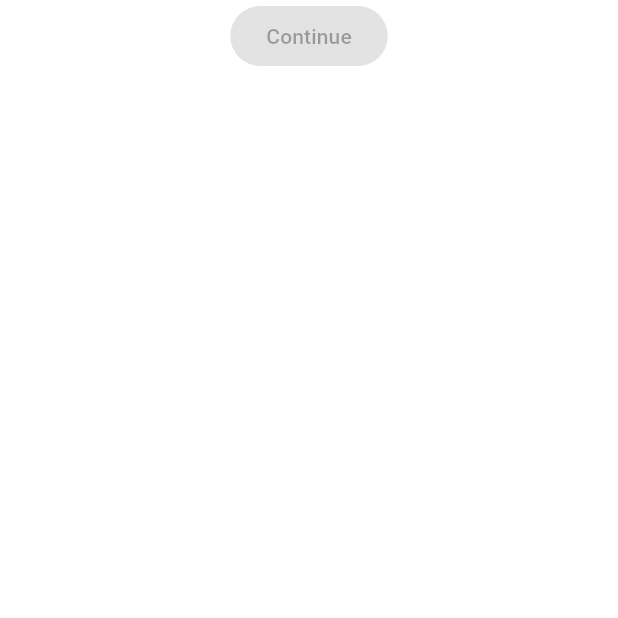
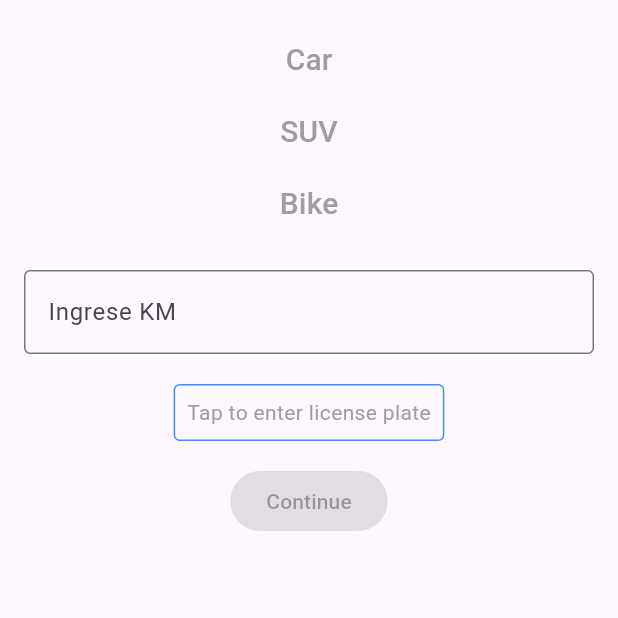
Before and after one commit to aravasio/totems, a Flutter app: the screen it shows after launch, on a phone screen of 412 x 824 dp, the top half of it. Run offline on Flutter 3.47's test engine with Material 3 defaults, Android fonts, the phone set to English and light mode, and no system bars; missing offline and left inert: flutter_tesseract_ocr.

Commit message:
basic wireframe for the first screen: load_vehicle

```diff
--- a/lib/load_vehicle/load_vehicle_view.dart
+++ b/lib/load_vehicle/load_vehicle_view.dart
@@ -1,29 +1,147 @@
 import 'package:flutter/material.dart';
 import 'package:provider/provider.dart';
 import 'package:totem/load_vehicle/load_vehicle_viewmodel.dart';
+import 'package:totem/load_vehicle/load_vehicle_model.dart';
 
 // The main view for vehicle loading, provides UI to select vehicle, enter kilometers, and load license plate.
 class LoadVehicleView extends StatelessWidget {
-  // Adding a key parameter to the constructor.
   const LoadVehicleView({super.key});
 
   @override
   Widget build(BuildContext context) {
-    return ChangeNotifierProvider<LoadVehicleViewModel>(
+    return Scaffold(
+      body: ChangeNotifierProvider<LoadVehicleViewModel>(
         create: (_) => LoadVehicleViewModel(),
         child: Consumer<LoadVehicleViewModel>(
           builder: (context, model, child) {
-          return Column(
+            return SingleChildScrollView(
+              child: Padding(
+                padding: const EdgeInsets.all(16.0),
+                child: Column(
+                  mainAxisSize: MainAxisSize.min,
                   children: [
-              // UI components like buttons and text fields would be added here.
+                    VehicleImageButton(
+                      vehicleType: VehicleType.car,
+                      isSelected: model.selectedVehicle == VehicleType.car,
+                      onTap: () => model.selectVehicleType(VehicleType.car),
+                    ),
+                    VehicleImageButton(
+                      vehicleType: VehicleType.suv,
+                      isSelected: model.selectedVehicle == VehicleType.suv,
+                      onTap: () => model.selectVehicleType(VehicleType.suv),
+                    ),
+                    VehicleImageButton(
+                      vehicleType: VehicleType.bike,
+                      isSelected: model.selectedVehicle == VehicleType.bike,
+                      onTap: () => model.selectVehicleType(VehicleType.bike),
+                    ),
+                    const SizedBox(height: 20), // Spacing
+                    TextField(
+                      decoration: const InputDecoration(
+                        labelText: 'Ingrese KM',
+                        border: OutlineInputBorder(),
+                      ),
+                      keyboardType: TextInputType.number,
+                      onChanged: (value) =>
+                          model.updateKilometers(int.tryParse(value) ?? 0),
+                    ),
+                    const SizedBox(height: 20), // Spacing
+                    LicenseCodeInput(
+                      onTap: () {
+                        // TODO: Implement tap callback to show OCR modal
+                      },
+                      licenseCode: model.licenseCode,
+                    ),
+                    SizedBox(height: 16.0),
                     ElevatedButton(
                       onPressed: model.isContinueEnabled ? () {} : null,
                       child: const Text('Continue'),
                     ),
                   ],
+                ),
+              ),
             );
           },
+        ),
       ),
     );
   }
 }
+
+// A custom button that uses text as placeholders for vehicle images
+class VehicleImageButton extends StatelessWidget {
+  final VehicleType vehicleType;
+  final bool isSelected;
+  final VoidCallback onTap;
+
+  const VehicleImageButton({
+    super.key,
+    required this.vehicleType,
+    required this.isSelected,
+    required this.onTap,
+  });
+
+  @override
+  Widget build(BuildContext context) {
+    String vehicleText;
+    switch (vehicleType) {
+      case VehicleType.car:
+        vehicleText = 'Car';
+        break;
+      case VehicleType.suv:
+        vehicleText = 'SUV';
+        break;
+      case VehicleType.bike:
+        vehicleText = 'Bike';
+        break;
+      default:
+        vehicleText = 'Unknown';
+    }
+
+    return TextButton(
+      onPressed: onTap,
+      style: TextButton.styleFrom(
+        foregroundColor: isSelected ? Colors.black : Colors.grey,
+      ),
+      child: Text(
+        vehicleText,
+        style: TextStyle(
+          fontSize: 20.0,
+          color: isSelected ? Colors.black : Colors.grey,
+        ),
+      ),
+    );
+  }
+}
+
+class LicenseCodeInput extends StatelessWidget {
+  final VoidCallback onTap;
+  final String? licenseCode;
+
+  const LicenseCodeInput({
+    super.key,
+    required this.onTap,
+    this.licenseCode,
+  });
+
+  @override
+  Widget build(BuildContext context) {
+    return GestureDetector(
+      onTap: onTap,
+      child: Container(
+        padding: EdgeInsets.all(8.0),
+        decoration: BoxDecoration(
+          border: Border.all(color: Colors.blueAccent),
+          borderRadius: BorderRadius.circular(4.0),
+        ),
+        child: Text(
+          licenseCode ??
+              'Tap to enter license plate', // Show placeholder text if licenseCode is null
+          style: TextStyle(
+            color: licenseCode != null ? Colors.black : Colors.grey,
+          ),
+        ),
+      ),
+    );
+  }
+}
--- a/lib/load_vehicle/load_vehicle_viewmodel.dart
+++ b/lib/load_vehicle/load_vehicle_viewmodel.dart
@@ -7,8 +7,13 @@ class LoadVehicleViewModel extends ChangeNotifier {
 
   // Temporary variables to hold data until 'Continue' is clicked
   VehicleType? _tempType;
+  VehicleType? get selectedVehicle => _tempType;
+
   int? _tempKilometers;
+  int? get kilometers => _tempKilometers;
+
   String? _tempLicenseCode;
+  String? get licenseCode => _tempLicenseCode;
 
   // Updates the selected vehicle type temporarily.
   void selectVehicleType(VehicleType type) {
```
Lines whose indentation alone changed are shown as unchanged.
